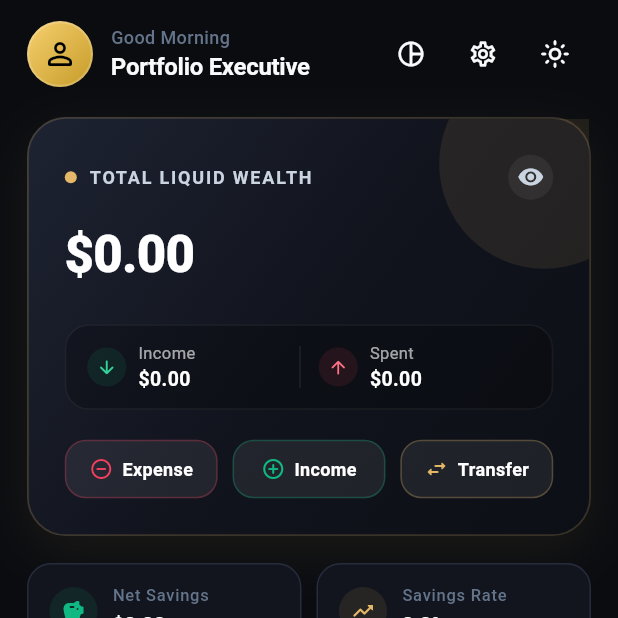
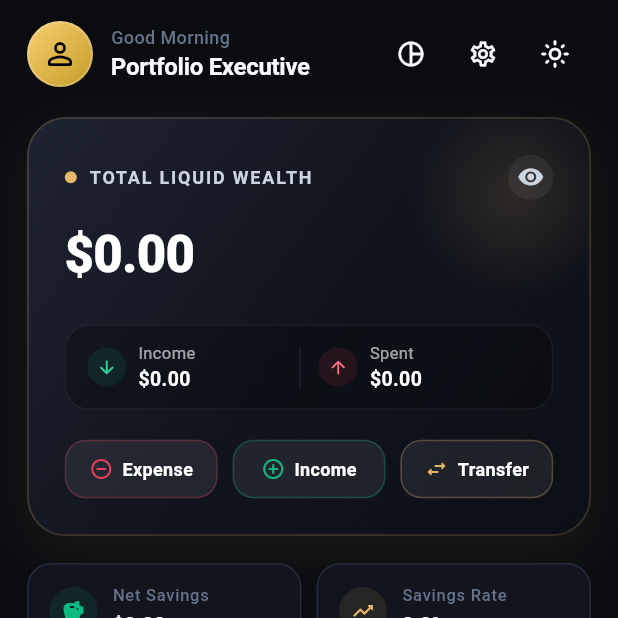
Before and after one commit to imharish7/Expense-Tracker-App, a Flutter app: the screen it shows after launch, on a phone screen of 412 x 824 dp, the top half of it. Run offline on Flutter 3.47's test engine with Material 3 defaults, Android fonts, the phone set to English and light mode, and no system bars; our stand-ins replace fl_chart, shared_preferences.

Commit message:
fix: back button navigation with PopScope, clip BalanceCard ambient glow, and update release APK

```diff
--- a/lib/presentation/widgets/balance_card.dart
+++ b/lib/presentation/widgets/balance_card.dart
@@ -33,6 +33,7 @@ class BalanceCard extends StatelessWidget {
 
     return Container(
       width: double.infinity,
+      clipBehavior: Clip.antiAlias,
       decoration: BoxDecoration(
         borderRadius: BorderRadius.circular(26),
         gradient: LinearGradient(
@@ -62,18 +63,25 @@ class BalanceCard extends StatelessWidget {
           ),
         ],
       ),
+      child: ClipRRect(
+        borderRadius: BorderRadius.circular(26),
         child: Stack(
           children: [
-          // Ambient luxury glow in top right
+            // Ambient luxury glow in top right - cleanly clipped inside card boundaries
             Positioned(
-            top: -40,
-            right: -40,
+              top: -20,
+              right: -20,
               child: Container(
                 width: 140,
                 height: 140,
                 decoration: BoxDecoration(
                   shape: BoxShape.circle,
-                color: AppColors.primaryGold.withAlpha(25),
+                  gradient: RadialGradient(
+                    colors: [
+                      AppColors.primaryGold.withAlpha(35),
+                      AppColors.primaryGold.withAlpha(0),
+                    ],
+                  ),
                 ),
               ),
             ),
@@ -303,6 +311,7 @@ class BalanceCard extends StatelessWidget {
           ),
         ],
       ),
+    ),
   );
   }
 }
```
Also changed, not shown: lib/presentation/screens/main_navigation_screen.dart (+61 -2 lines), 1 other file. Lines whose indentation alone changed are shown as unchanged.
